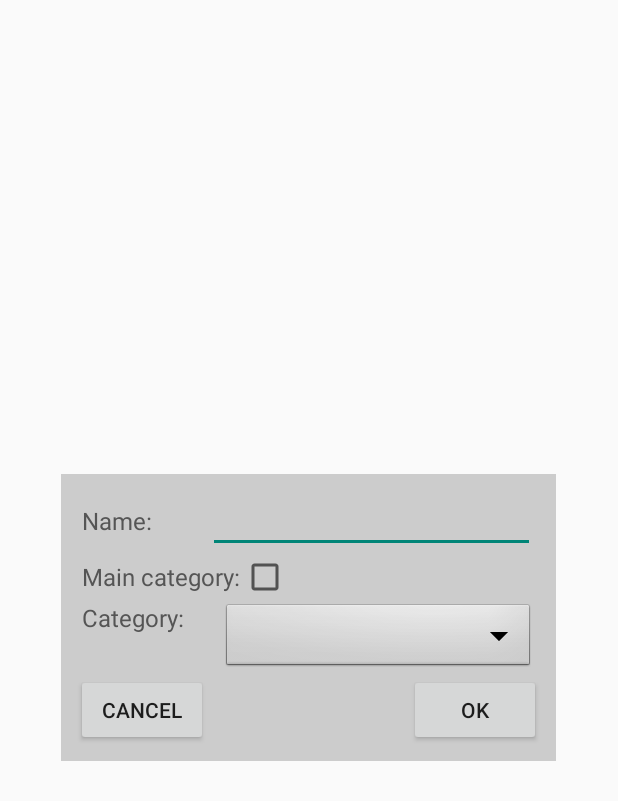
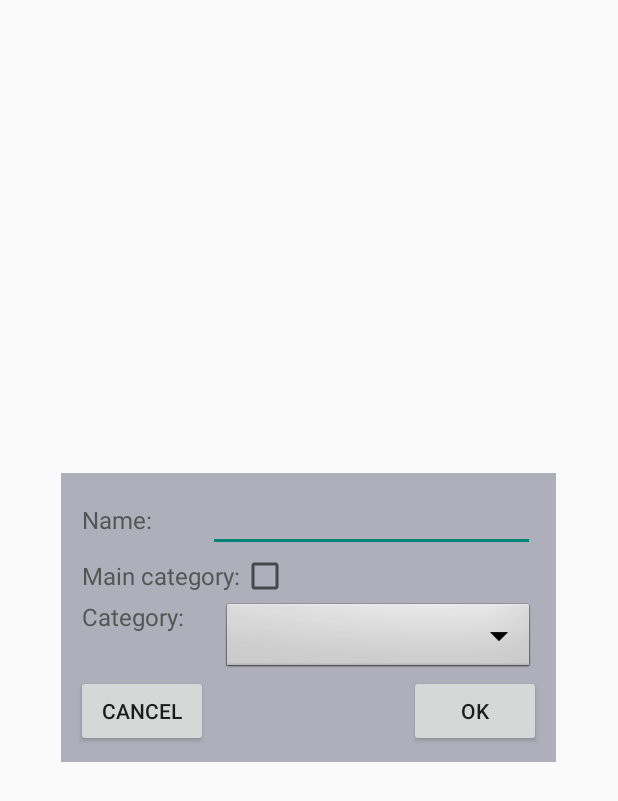
Before and after one commit to crazywake/TeamFive, an Android app: the layout add_edit_category.xml on its own in the app's theme, with its tools: preview values and no code run, on a phone screen of 412 x 824 dp. Shown: the top 801 px of the screen. Run offline under Robolectric (Android 15) with nearby library versions, the phone set to English and light mode, and no system bars.

Commit message:
[TL, MR] styling changed

```diff
--- a/PocketBill/app/src/main/res/layout/add_edit_category.xml
+++ b/PocketBill/app/src/main/res/layout/add_edit_category.xml
@@ -3,7 +3,8 @@
     android:layout_width="match_parent"
     android:layout_height="match_parent"
     android:id="@+id/outerContainer"
-    android:orientation="horizontal">
+    android:orientation="horizontal"
+    >
 
     <RelativeLayout
         android:layout_width="0dip"
@@ -20,7 +21,7 @@
             android:layout_height="wrap_content"
             android:layout_centerVertical="true"
             android:orientation="vertical"
-            android:background="#cccccc"
+            android:background="#afafbb"
             android:padding="10dp">
 
             <LinearLayout
@@ -81,7 +82,7 @@
 
             <LinearLayout
                 android:layout_width="fill_parent"
-                android:layout_height="wrap_content"
+                android:layout_height="50dp"
                 android:layout_marginRight="4dp"
                 android:layout_marginLeft="4dp"
                 android:orientation="horizontal">
@@ -98,7 +99,7 @@
                 <Spinner
                     android:id="@+id/categoryParentSpinner"
                     android:layout_width="0dp"
-                    android:layout_height="wrap_content"
+                    android:layout_height="match_parent"
                     android:layout_weight="0.38"
                     android:textSize="16dp"
                     android:spinnerMode="dialog"
```
